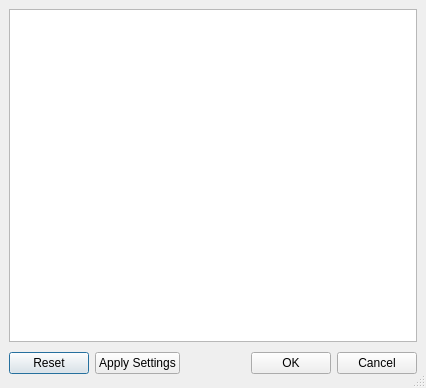
This is editor/ui/HeaderUI.ui in cc-archive/pootle as Qt 5 draws it before an edit. The edited form follows.
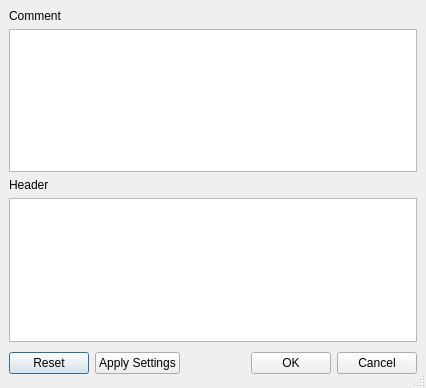
This is the edited form.

Commit message: change all auto compiled UI.py files from modules to ui folder becasue it is easier to compile the ui file from eric without copy to somewhere else. An empty init.py is also needed in ui folder. There are also some changes about Header, but it is not yet finished. .

Patch:
```diff
--- a/editor/ui/HeaderUI.ui
+++ b/editor/ui/HeaderUI.ui
@@ -28,7 +28,37 @@
    <property name="spacing" >
     <number>6</number>
    </property>
+   <item row="0" column="0" >
+    <widget class="QLabel" name="label" >
+     <property name="text" >
+      <string>Comment</string>
+     </property>
+    </widget>
+   </item>
+   <item row="3" column="0" >
+    <widget class="QTextEdit" name="txtHeader" >
+     <property name="enabled" >
+      <bool>true</bool>
+     </property>
+     <property name="mouseTracking" >
+      <bool>false</bool>
+     </property>
+     <property name="readOnly" >
+      <bool>true</bool>
+     </property>
+    </widget>
+   </item>
    <item row="1" column="0" >
+    <widget class="QTextEdit" name="txtOtherComments" />
+   </item>
+   <item row="2" column="0" >
+    <widget class="QLabel" name="label_2" >
+     <property name="text" >
+      <string>Header</string>
+     </property>
+    </widget>
+   </item>
+   <item row="4" column="0" >
     <layout class="QHBoxLayout" >
      <property name="margin" >
       <number>0</number>
@@ -79,13 +109,6 @@
      </item>
     </layout>
    </item>
-   <item row="0" column="0" >
-    <widget class="QTextEdit" name="txtHeader" >
-     <property name="mouseTracking" >
-      <bool>false</bool>
-     </property>
-    </widget>
-   </item>
   </layout>
  </widget>
  <pixmapfunction></pixmapfunction>
```
Left out of the diff: 3 changed lines with no effect on the pictures. The commit also changes 24 other files.
